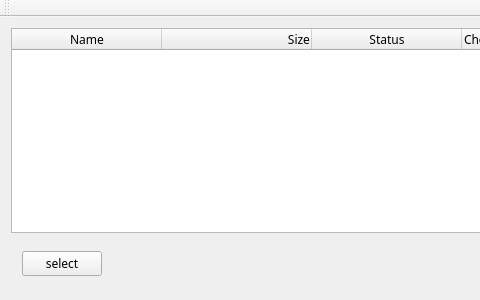
The window that qhash/mainwindow.ui (coolshou/DesktopEntry-actions) describes before a commit, drawn with Qt 5; both pictures show x 0 to 480 and y 0 to 300 of the 800 by 300 pixel window.
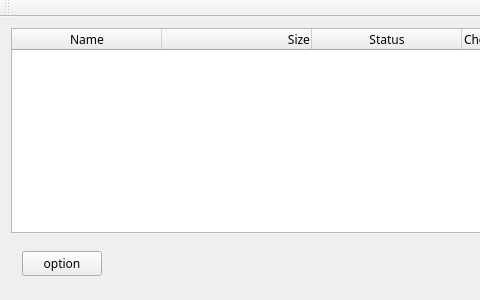
The same window after the commit. Icons and pictures are not drawn.

Commit message: add config options dialog for different hash mode

What changed in the file:
```diff
--- a/qhash/mainwindow.ui
+++ b/qhash/mainwindow.ui
@@ -75,7 +75,7 @@
              <item>
               <widget class="QPushButton" name="pushButton_hashFile">
                <property name="text">
-                <string>select</string>
+                <string>option</string>
                </property>
               </widget>
              </item>
```
Left out of the diff: 2 changed lines with no effect on the pictures. The commit also changes 4 other files.
